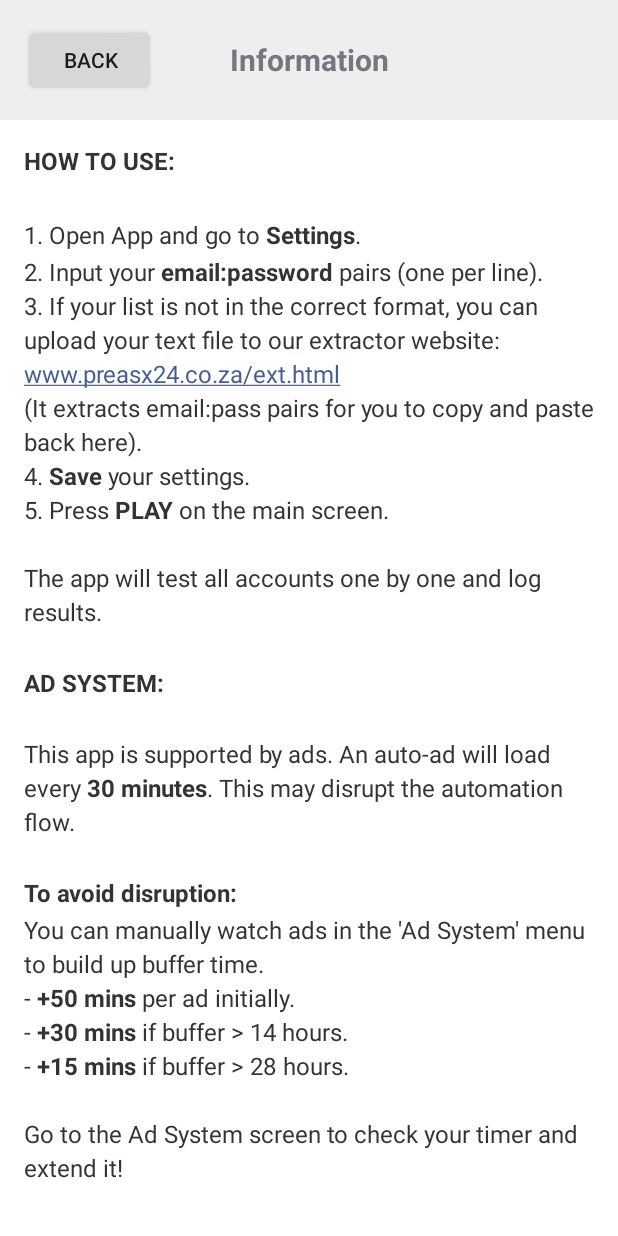
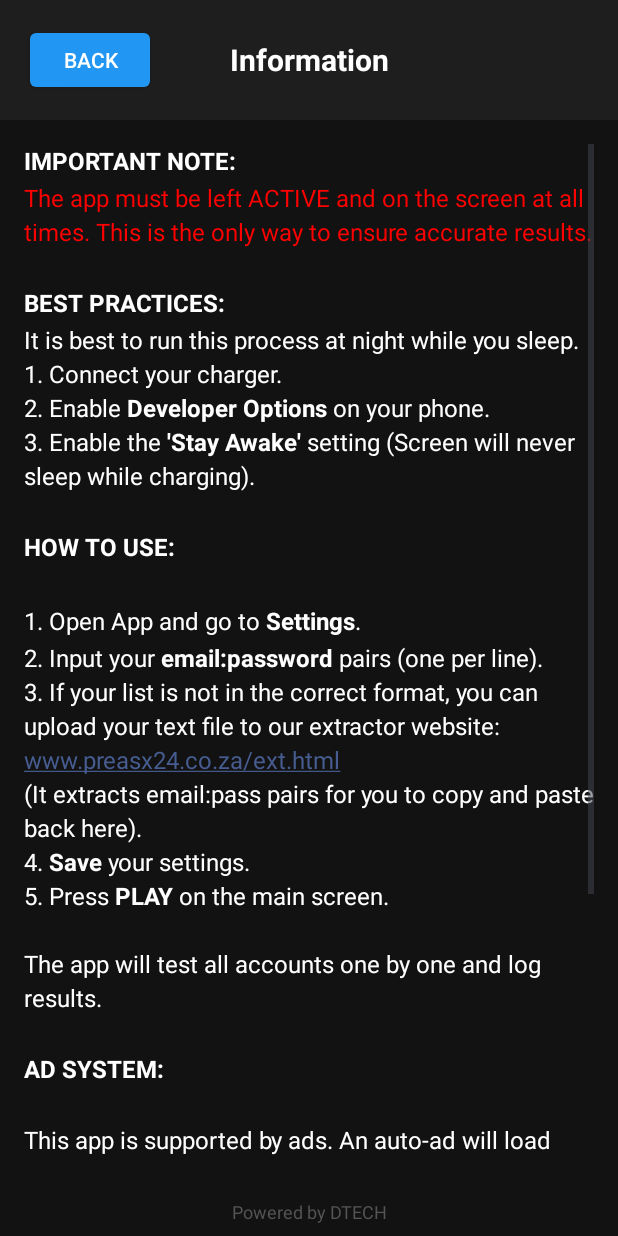
Before and after one commit to Dtech2preas/webview-apps, an Android app: the InfoActivity screen opened directly, with no data from a screen before it, on a phone screen of 412 x 824 dp. Run offline under Robolectric (Android 15) with nearby library versions, the phone set to English and light mode, and no system bars.

```diff
--- a/app/src/main/java/com/dtech/automation/InfoActivity.java
+++ b/app/src/main/java/com/dtech/automation/InfoActivity.java
@@ -20,7 +20,14 @@ public class InfoActivity extends Activity {
         TextView tvInfo = findViewById(R.id.tv_info_text);
         tvInfo.setMovementMethod(LinkMovementMethod.getInstance());
 
-        String infoText = "<b>HOW TO USE:</b><br/><br/>" +
+        String infoText = "<b>IMPORTANT NOTE:</b><br/>" +
+                "<font color='#FF0000'>The app must be left ACTIVE and on the screen at all times. This is the only way to ensure accurate results.</font><br/><br/>" +
+                "<b>BEST PRACTICES:</b><br/>" +
+                "It is best to run this process at night while you sleep.<br/>" +
+                "1. Connect your charger.<br/>" +
+                "2. Enable <b>Developer Options</b> on your phone.<br/>" +
+                "3. Enable the <b>'Stay Awake'</b> setting (Screen will never sleep while charging).<br/><br/>" +
+                "<b>HOW TO USE:</b><br/><br/>" +
                 "1. Open App and go to <b>Settings</b>.<br/>" +
                 "2. Input your <b>email:password</b> pairs (one per line).<br/>" +
                 "3. If your list is not in the correct format, you can upload your text file to our extractor website:<br/>" +
--- a/app/src/main/res/layout/activity_info.xml
+++ b/app/src/main/res/layout/activity_info.xml
@@ -3,20 +3,22 @@
     android:layout_width="match_parent"
     android:layout_height="match_parent"
     android:orientation="vertical"
-    android:background="#FFFFFF">
+    android:background="#121212">
 
     <LinearLayout
         android:layout_width="match_parent"
         android:layout_height="wrap_content"
         android:orientation="horizontal"
         android:padding="16dp"
-        android:background="#EEEEEE">
+        android:background="#1E1E1E">
 
         <Button
             android:id="@+id/btn_back"
             android:layout_width="wrap_content"
             android:layout_height="wrap_content"
-            android:text="Back" />
+            android:text="Back"
+            android:backgroundTint="#2196F3"
+            android:textColor="#FFFFFF"/>
 
         <TextView
             android:layout_width="0dp"
@@ -26,7 +28,8 @@
             android:textSize="20sp"
             android:textStyle="bold"
             android:gravity="center"
-            android:layout_gravity="center_vertical"/>
+            android:layout_gravity="center_vertical"
+            android:textColor="#FFFFFF"/>
 
         <!-- Placeholder to balance layout -->
         <View
@@ -36,7 +39,8 @@
 
     <ScrollView
         android:layout_width="match_parent"
-        android:layout_height="match_parent"
+        android:layout_height="0dp"
+        android:layout_weight="1"
         android:padding="16dp">
 
         <TextView
@@ -45,7 +49,16 @@
             android:layout_height="wrap_content"
             android:textSize="16sp"
             android:lineSpacingExtra="4dp"
-            android:textColor="#333333"/>
+            android:textColor="#FFFFFF"/>
 
     </ScrollView>
+
+    <TextView
+        android:layout_width="match_parent"
+        android:layout_height="wrap_content"
+        android:text="Powered by DTECH"
+        android:textColor="#555555"
+        android:gravity="center"
+        android:padding="8dp"
+        android:textSize="12sp"/>
 </LinearLayout>
```
Also changed, not shown: app/src/main/java/com/dtech/automation/MainActivity.java (+108 -25 lines), app/src/main/res/layout/activity_main.xml (+44 -5 lines), 1 other file.
